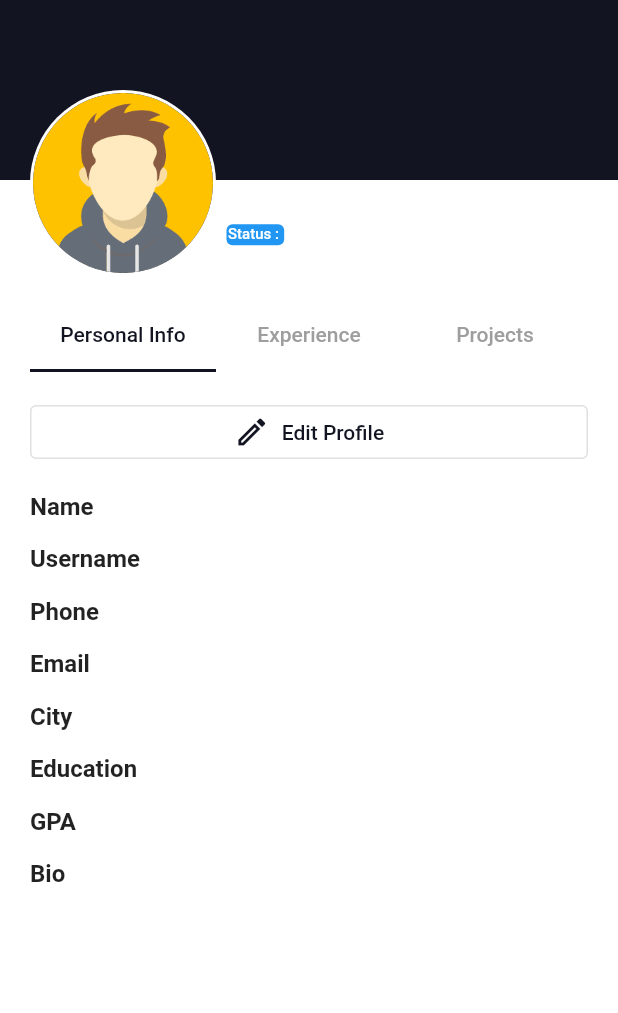
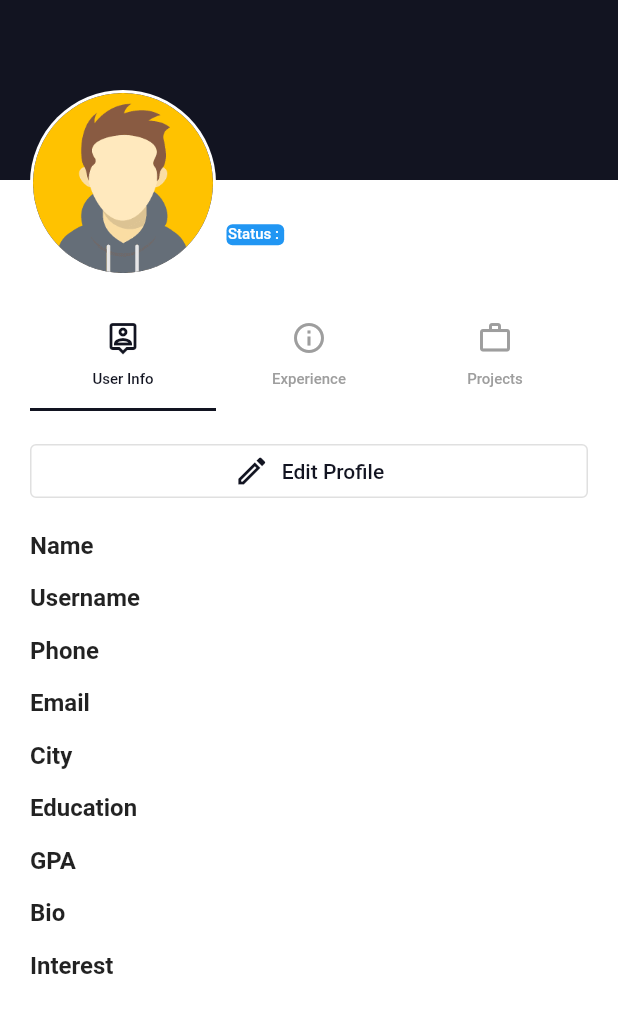
Before and after one commit to Dia952/Jobs-Hub-App, a Flutter app: the ProfileScreen screen opened directly, on a phone screen of 412 x 824 dp. Shown: the top 1013 px of the screen. Run offline on Flutter 3.47's test engine with Material 2 defaults, Android fonts, the phone set to English and light mode, and no system bars; our stand-ins replace carousel_slider, file_picker, open_file; network calls fail.

Commit message:
New Improvements! including (Job category and User interest)

```diff
--- a/lib/Controllers/auth_controller.dart
+++ b/lib/Controllers/auth_controller.dart
@@ -23,9 +23,13 @@ class AuthController {
     try {
       User? user = await _authService.register(
           firstName, lastName, username, email, phone, password);
-      UserSingleton().user = user!;
-
-      return user;
+      if (user != null) {
+        UserSingleton().user = user;
+        return user;
+      } else {
+        debugPrint('Registration Error: User is null');
+        return null;
+      }
     } catch (error) {
       debugPrint('Registration Error: $error');
       return null;
--- a/lib/Controllers/job_controller.dart
+++ b/lib/Controllers/job_controller.dart
@@ -2,10 +2,13 @@ import 'package:flutter/material.dart';
 import 'package:url_launcher/url_launcher.dart';
 
 import '../Models/job_model.dart';
+import '../Models/user_model.dart';
+import '../Models/user_singleton.dart';
 import '../Services/job_service.dart';
 
 class JobController {
   final JobService _jobService = JobService();
+  final User user = UserSingleton().user;
 
   List<Job> allJobs = [];
   List<Job> fetchedJobs = [];
@@ -58,7 +61,19 @@ class JobController {
       endIndex = allJobs.length;
     }
 
+    int categoryComparator(Job a, Job b) {
+      // Compare the similarity of job categories to the user's interest
+      int similarityA =
+          a.category?.toLowerCase() == user.interest?.toLowerCase() ? 1 : 0;
+      int similarityB =
+          b.category?.toLowerCase() == user.interest?.toLowerCase() ? 1 : 0;
+
+      // Sort in descending order of similarity
+      return similarityB.compareTo(similarityA);
+    }
+
     fetchedJobs = allJobs.reversed.toList().sublist(startIndex, endIndex);
+    fetchedJobs.sort(categoryComparator);
 
     displayedJobs.addAll(fetchedJobs);
     currentPage++;
--- a/lib/Models/job_model.dart
+++ b/lib/Models/job_model.dart
@@ -1,19 +1,25 @@
 class Job {
   final int id;
   final String title;
+  final String preTitle;
+  final String? category;
   final String description;
   final String requirements;
   final String email;
   final String address;
   final DateTime deadline;
+  final DateTime publishDate;
 
   Job({
     required this.id,
     required this.title,
+    required this.preTitle,
+    this.category,
     required this.description,
     required this.requirements,
     required this.email,
     required this.address,
     required this.deadline,
+    required this.publishDate,
   });
 }
--- a/lib/Models/user_model.dart
+++ b/lib/Models/user_model.dart
@@ -1,4 +1,6 @@
 import 'dart:io';
+
+import 'package:jobs_hub/Models/project_model.dart';
 
 class User {
   String? id = '';
@@ -16,7 +18,9 @@ class User {
   String? bio = '';
   String? status = '';
   String? experience = '';
+  String? interest = '';
   List<String>? skills = [];
+  // List<Project>? projects = [];
 
   User({
     this.id,
@@ -34,6 +38,7 @@ class User {
     this.bio,
     this.status,
     this.experience,
+    this.interest,
     this.skills,
   });
 
@@ -54,6 +59,7 @@ class User {
       'gpa': gpa == '' ? null : int.parse(gpa.split('.')[0]),
       'bio': bio,
       'state': status,
+      'interest': interest,
       'experience': experience,
     };
   }
--- a/lib/Views/Profile/edit_profile_screen.dart
+++ b/lib/Views/Profile/edit_profile_screen.dart
@@ -57,8 +57,9 @@ class _EditProfileScreenState extends State<EditProfileScreen> {
     '',
     'IT',
     'Business',
-    'Economy',
-    'Sports',
+    'Accounting',
+    'Healthcare',
+    'Education',
   ];
 
   GlobalKey<FormState> formKey = GlobalKey<FormState>();
@@ -79,6 +80,7 @@ class _EditProfileScreenState extends State<EditProfileScreen> {
     passwordController = TextEditingController();
     confirmPasswordController = TextEditingController();
     statusSelectedValue = user.status ?? '';
+    interestSelectedValue = user.interest ?? '';
   }
 
   @override
@@ -541,6 +543,7 @@ class _EditProfileScreenState extends State<EditProfileScreen> {
                                 user.gpa = gpaController.text;
                                 user.bio = bioController.text;
                                 user.status = statusSelectedValue;
+                                user.interest = interestSelectedValue;
 
                                 if (changePassword) {
                                   user.password = passwordController.text;
--- a/lib/Views/Profile/profile_screen.dart
+++ b/lib/Views/Profile/profile_screen.dart
@@ -144,13 +144,28 @@ class _ProfileScreenState extends State<ProfileScreen>
               ),
               tabs: const [
                 Tab(
-                  text: 'Personal Info',
+                  icon: Icon(Icons.person_pin_outlined),
+                  child: Text(
+                    'User Info',
+                    textAlign: TextAlign.center,
+                    style: TextStyle(fontSize: 10),
+                  ),
                 ),
                 Tab(
-                  text: 'Experience',
+                  icon: Icon(Icons.info_outline),
+                  child: Text(
+                    'Experience',
+                    textAlign: TextAlign.center,
+                    style: TextStyle(fontSize: 10),
+                  ),
                 ),
                 Tab(
-                  text: 'Projects',
+                  icon: Icon(Icons.work_outline),
+                  child: Text(
+                    'Projects',
+                    textAlign: TextAlign.center,
+                    style: TextStyle(fontSize: 10),
+                  ),
                 ),
               ],
             ),
@@ -161,6 +176,7 @@ class _ProfileScreenState extends State<ProfileScreen>
               children: [
                 SingleChildScrollView(
                   padding: const EdgeInsets.symmetric(horizontal: 20.0),
+                  physics: const BouncingScrollPhysics(),
                   child: Column(
                     children: [
                       const SizedBox(height: 16.0),
@@ -202,10 +218,16 @@ class _ProfileScreenState extends State<ProfileScreen>
                         maxLines: 5,
                       ),
                       const SizedBox(height: 16.0),
+                      _buildInfoRow(
+                        'Interest',
+                        user.interest ?? '',
+                      ),
+                      const SizedBox(height: 16.0),
                     ],
                   ),
                 ),
                 SingleChildScrollView(
+                  physics: const BouncingScrollPhysics(),
                   padding: const EdgeInsets.symmetric(horizontal: 16.0),
                   child: Column(
                     crossAxisAlignment: CrossAxisAlignment.start,
@@ -255,6 +277,7 @@ class _ProfileScreenState extends State<ProfileScreen>
                   ),
                 ),
                 SingleChildScrollView(
+                  physics: const BouncingScrollPhysics(),
                   padding: const EdgeInsets.symmetric(horizontal: 16.0),
                   child: Column(
                     children: [
@@ -263,11 +286,10 @@ class _ProfileScreenState extends State<ProfileScreen>
                         width: double.infinity,
                         child: OutlinedButton.icon(
                           onPressed: () {
-                            print(_tabController.index);
                             Navigator.push(
                               context,
                               MaterialPageRoute(
-                                builder: (context) => AddProjectScreen(),
+                                builder: (context) => const AddProjectScreen(),
                               ),
                             );
                           },
@@ -324,7 +346,7 @@ class _ProfileScreenState extends State<ProfileScreen>
       crossAxisAlignment: CrossAxisAlignment.start,
       children: [
         Expanded(
-          flex: 3,
+          flex: 4,
           child: Text(
             label,
             style: const TextStyle(
@@ -337,14 +359,14 @@ class _ProfileScreenState extends State<ProfileScreen>
           width: 16.0,
         ),
         Expanded(
-          flex: 7,
+          flex: 8,
           child: Text(
             text,
             style: const TextStyle(
-              fontSize: 16.0,
+              fontSize: 14.0,
             ),
-            maxLines: maxLines,
-            overflow: TextOverflow.ellipsis,
+            // maxLines: maxLines,
+            // overflow: TextOverflow.ellipsis,
           ),
         ),
       ],
@@ -378,7 +400,11 @@ class _ProfileScreenState extends State<ProfileScreen>
   List<DataColumn> getColumns(List<String> columns) => columns
       .map(
         (String column) => DataColumn(
-          label: Text(column),
+          tooltip: column,
+          label: Text(
+            column,
+            // style: const TextStyle(fontSize: 10),
+          ),
         ),
       )
       .toList();
@@ -409,7 +435,7 @@ class _ProfileScreenState extends State<ProfileScreen>
         (data) => DataCell(
           ConstrainedBox(
             constraints: const BoxConstraints(
-              maxWidth: 250,
+              maxWidth: 190,
               // minWidth: 10,
             ),
             child: Text(
@@ -417,6 +443,9 @@ class _ProfileScreenState extends State<ProfileScreen>
               overflow: TextOverflow.ellipsis,
               softWrap: true,
               maxLines: 3,
+              style: const TextStyle(
+                fontSize: 12,
+              ),
             ),
           ),
         ),
--- a/lib/Views/home_screen.dart
+++ b/lib/Views/home_screen.dart
@@ -130,7 +130,8 @@ class _HomeScreenState extends State<HomeScreen> {
           },
           onEmailPressed: () {
             jobController.sendEmail(jobs[index].email, jobs[index].title);
-            });
+          },
+        );
       },
       separatorBuilder: (BuildContext context, int index) {
         return const SizedBox(height: 8);
--- a/lib/Views/job_search_screen.dart
+++ b/lib/Views/job_search_screen.dart
@@ -134,6 +134,7 @@ class _JobSearchScreenState extends State<JobSearchScreen> {
                           padding: EdgeInsets.all(16.0),
                           child: Text(
                             'No results found. Please try a different search term.',
+                            textAlign: TextAlign.center,
                             style: TextStyle(
                               fontSize: 15,
                               color: Colors.grey,
@@ -148,6 +149,7 @@ class _JobSearchScreenState extends State<JobSearchScreen> {
                 return Expanded(
                   child: Column(
                     mainAxisAlignment: MainAxisAlignment.center,
+                    crossAxisAlignment: CrossAxisAlignment.center,
                     children: const [
                       Icon(
                         Icons.search_outlined,
@@ -159,6 +161,7 @@ class _JobSearchScreenState extends State<JobSearchScreen> {
                       ),
                       Text(
                         'Search by Job Title, Requirements or Company Email',
+                        textAlign: TextAlign.center,
                         style: TextStyle(
                           color: Colors.grey,
                         ),
--- /dev/null
+++ b/lib/shared/constants/base_api.dart
@@ -0,0 +1,3 @@
+class BaseAPI {
+  static const String baseUrl = 'https://192.168.1.110:7151';
+}
```
Also changed, not shown: lib/Controllers/user_controller.dart (+8 -2 lines), lib/Services/auth_service.dart (+29 -6 lines), lib/Services/job_service.dart (+24 -10 lines), lib/Services/user_service.dart (+11 -3 lines), lib/Views/Login-Register/register_screen.dart (+23 -9 lines), lib/shared/components/components.dart (+39 -26 lines). Lines whose indentation alone changed are shown as unchanged.
